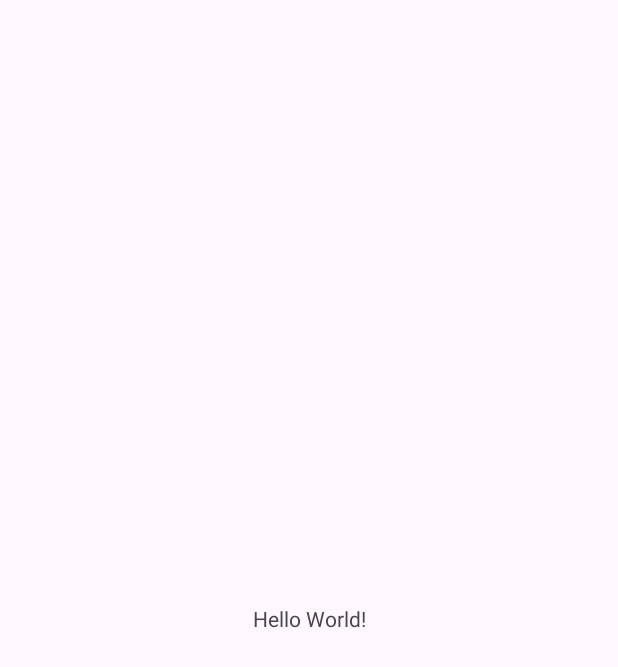
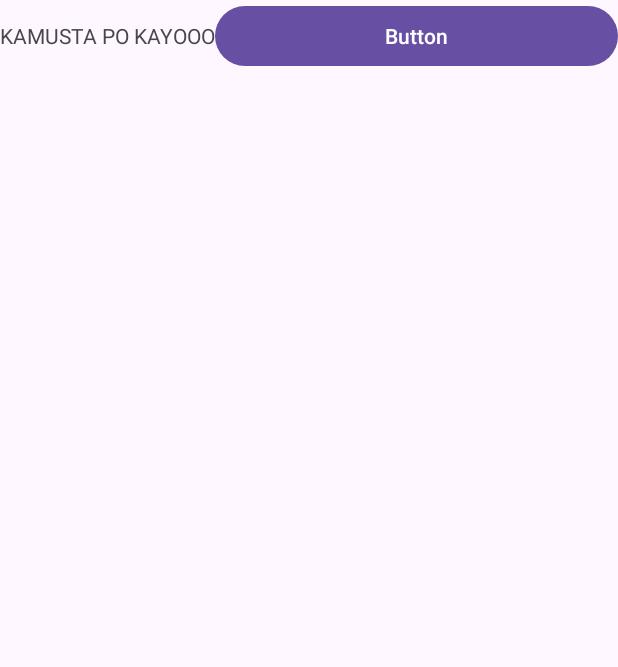
Before and after one commit to MigzReyes/Build-Your-Own-Meal, an Android app: the screen it shows after launch (MainActivity), on a phone screen of 412 x 824 dp. Before the commit the part shown is almost empty. Shown: the top 667 px of the screen. Run offline under Robolectric (Android 15) with nearby library versions, the phone set to English and light mode, and no system bars.

Commit message:
MIGZ REYES
CHANGES

activity_main.xml
- added a button
- added a text

```diff
--- a/app/src/main/res/layout/activity_main.xml
+++ b/app/src/main/res/layout/activity_main.xml
@@ -1,5 +1,5 @@
 <?xml version="1.0" encoding="utf-8"?>
-<androidx.constraintlayout.widget.ConstraintLayout xmlns:android="http://schemas.android.com/apk/res/android"
+<LinearLayout xmlns:android="http://schemas.android.com/apk/res/android"
     xmlns:app="http://schemas.android.com/apk/res-auto"
     xmlns:tools="http://schemas.android.com/tools"
     android:id="@+id/main"
@@ -10,10 +10,13 @@
     <TextView
         android:layout_width="wrap_content"
         android:layout_height="wrap_content"
-        android:text="Hello World!"
-        app:layout_constraintBottom_toBottomOf="parent"
-        app:layout_constraintEnd_toEndOf="parent"
-        app:layout_constraintStart_toStartOf="parent"
-        app:layout_constraintTop_toTopOf="parent" />
+        android:text="KAMUSTA PO KAYOOO" />
 
-</androidx.constraintlayout.widget.ConstraintLayout>
+    <Button
+        android:id="@+id/button"
+        android:layout_width="wrap_content"
+        android:layout_height="wrap_content"
+        android:layout_weight="1"
+        android:text="Button" />
+
+</LinearLayout>
```
